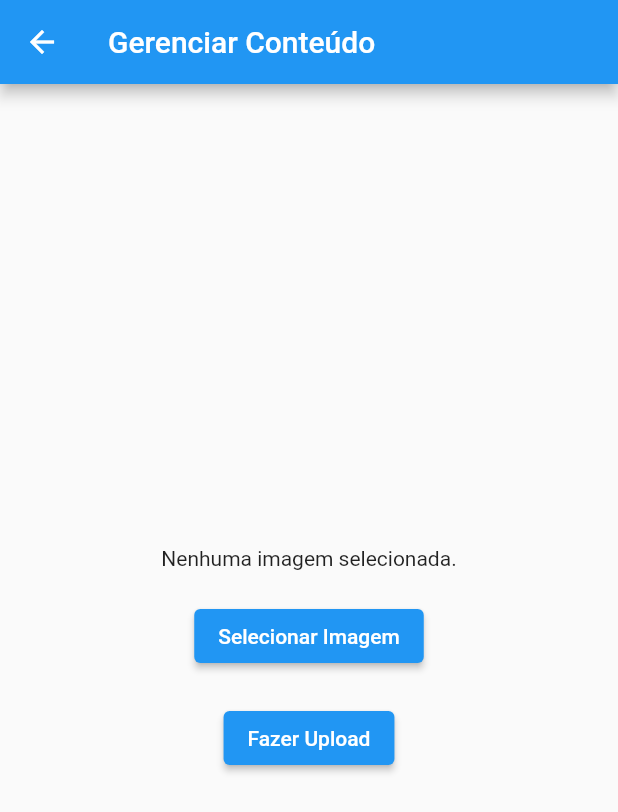
After one commit to angoti/LPManagement, a Flutter app: the UploadImage screen opened by its route, after a tap on "Selecionar Imagem", on a phone screen of 412 x 824 dp. The commit adds this screen. Shown: the top 812 px of the screen. Run offline on Flutter 3.47's test engine with Material 2 defaults, Android fonts, the phone set to English and light mode, and no system bars; our stand-ins replace cloud_firestore, firebase_core, firebase_storage, image_picker; accounts and stored records are empty; generated files the repository leaves out were written again.

Commit message:
Detalhes da lista de clientes e upload de imagens

```diff
--- a/AppAdmin/luz_app_admin/lib/src/app.dart
+++ b/AppAdmin/luz_app_admin/lib/src/app.dart
@@ -1,9 +1,12 @@
 import 'package:flutter/material.dart';
 import 'package:flutter_gen/gen_l10n/app_localizations.dart';
 import 'package:flutter_localizations/flutter_localizations.dart';
+import 'package:luz_app_admin/src/content/upload_image.dart';
+import 'package:luz_app_admin/src/main_menu.dart';
 
-import 'sample_feature/ListClients.dart';
-import 'sample_feature/sample_item_details_view.dart';
+import 'clients/list_client.dart';
+import 'clients/client_details_view.dart';
+import 'content/content.dart';
 import 'settings/settings_controller.dart';
 import 'settings/settings_view.dart';
 
@@ -42,7 +45,7 @@ class MyApp extends StatelessWidget {
             GlobalCupertinoLocalizations.delegate,
           ],
           supportedLocales: const [
-            Locale('en', ''), // English, no country code
+            Locale('en', 'pt-br'),
           ],
 
           // Use AppLocalizations to configure the correct application title
@@ -69,11 +72,18 @@ class MyApp extends StatelessWidget {
                 switch (routeSettings.name) {
                   case SettingsView.routeName:
                     return SettingsView(controller: settingsController);
-                  case SampleItemDetailsView.routeName:
-                    return const SampleItemDetailsView();
-                  case ListClients.routeName:
+                  case ClientDetailsView.routeName:
+                    return const ClientDetailsView();
+                  case ListClient.routeName:
+                    return ListClient();
+                  case UploadImage.routeName:
+                    return UploadImage();
+                  case Content.routeName:
+                    return Content();
+                  case MainMenu.routeName:
+                    return MainMenu();
                   default:
-                    return ListClients();
+                    return MainMenu();
                 }
               },
             );
--- /dev/null
+++ b/AppAdmin/luz_app_admin/lib/src/content/upload_image.dart
@@ -0,0 +1,81 @@
+import 'dart:io';
+import 'package:flutter/material.dart';
+import 'package:image_picker/image_picker.dart';
+import 'package:firebase_storage/firebase_storage.dart';
+
+class UploadImage extends StatefulWidget {
+  static const routeName = '/upload_image';
+
+  @override
+  _UploadImageState createState() => _UploadImageState();
+}
+
+class _UploadImageState extends State<UploadImage> {
+  File? _selectedImage;
+
+  Future<void> _selectImage() async {
+    final picker = ImagePicker();
+    final pickedImage = await picker.getImage(source: ImageSource.gallery);
+    setState(() {
+      _selectedImage = pickedImage != null ? File(pickedImage.path) : null;
+    });
+  }
+
+  Future<void> _uploadImage() async {
+    if (_selectedImage != null) {
+      try {
+        FirebaseStorage storage = FirebaseStorage.instance;
+        Reference reference =
+            storage.ref().child('images/${DateTime.now()}.jpg');
+        await reference.putFile(
+            _selectedImage!); // Utilize o operador "!" para acessar um valor nullable
+        ScaffoldMessenger.of(context).showSnackBar(
+            SnackBar(content: Text('Upload concluído com sucesso!')));
+      } catch (e) {
+        ScaffoldMessenger.of(context).showSnackBar(
+            SnackBar(content: Text('Falha ao fazer upload da imagem.')));
+      }
+    } else {
+      ScaffoldMessenger.of(context).showSnackBar(
+          SnackBar(content: Text('Selecione uma imagem para fazer o upload.')));
+    }
+  }
+
+  @override
+  Widget build(BuildContext context) {
+    return Scaffold(
+      appBar: AppBar(
+        title: Text('Gerenciar Conteúdo'),
+        leading: IconButton(
+          icon: Icon(Icons.arrow_back),
+          onPressed: () {
+            Navigator.pop(context);
+          },
+        ),
+      ),
+      body: Center(
+        child: Column(
+          mainAxisAlignment: MainAxisAlignment.center,
+          children: [
+            _selectedImage != null
+                ? Image.file(
+                    _selectedImage!,
+                    height: 200,
+                  )
+                : Text('Nenhuma imagem selecionada.'),
+            SizedBox(height: 20),
+            ElevatedButton(
+              onPressed: _selectImage,
+              child: Text('Selecionar Imagem'),
+            ),
+            SizedBox(height: 20),
+            ElevatedButton(
+              onPressed: _uploadImage,
+              child: Text('Fazer Upload'),
+            ),
+          ],
+        ),
+      ),
+    );
+  }
+}
--- a/AppAdmin/luz_app_admin/pubspec.yaml
+++ b/AppAdmin/luz_app_admin/pubspec.yaml
@@ -16,6 +16,8 @@ dependencies:
     sdk: flutter
   cloud_firestore: ^4.7.1
   firebase_core: ^2.13.0
+  firebase_storage: ^11.2.1
+  image_picker: ^0.8.7+5
 
 dev_dependencies:
   flutter_test:
```
Also changed, not shown: AppAdmin/luz_app_admin/lib/src/clients/client_details_view.dart (added, +35 -0 lines), AppAdmin/luz_app_admin/lib/src/clients/list_client.dart (renamed from AppAdmin/luz_app_admin/lib/src/sample_feature/ListClients.dart, +16 -26 lines), AppAdmin/luz_app_admin/lib/src/content/content.dart (added, +151 -0 lines), AppAdmin/luz_app_admin/lib/src/content/list_images.dart (added, +23 -0 lines), AppAdmin/luz_app_admin/lib/src/main_menu.dart (added, +50 -0 lines), AppAdmin/luz_app_admin/lib/src/sample_feature/Client.dart (deleted, +0 -8 lines), AppAdmin/luz_app_admin/lib/src/sample_feature/sample_item_details_view.dart (deleted, +0 -20 lines), AppAdmin/luz_app_admin/lib/firebase_options.dart, AppAdmin/luz_app_admin/pubspec.lock, 4 other files.
